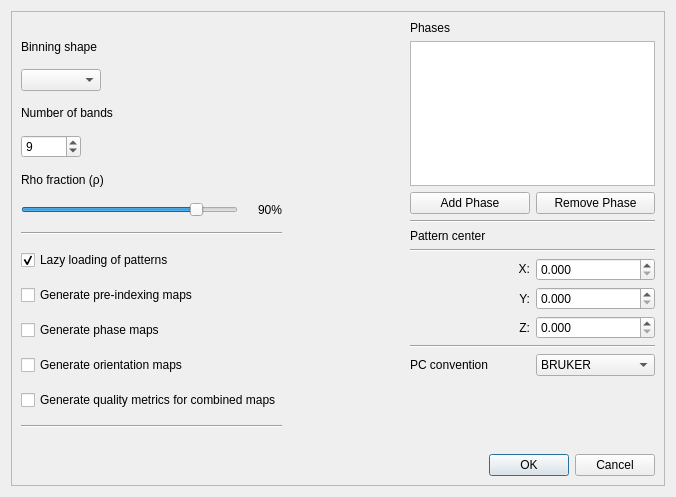
Qt form ui/hi_setup.ui (EBSP-Indexer/EBSP-Indexer) before a commit.
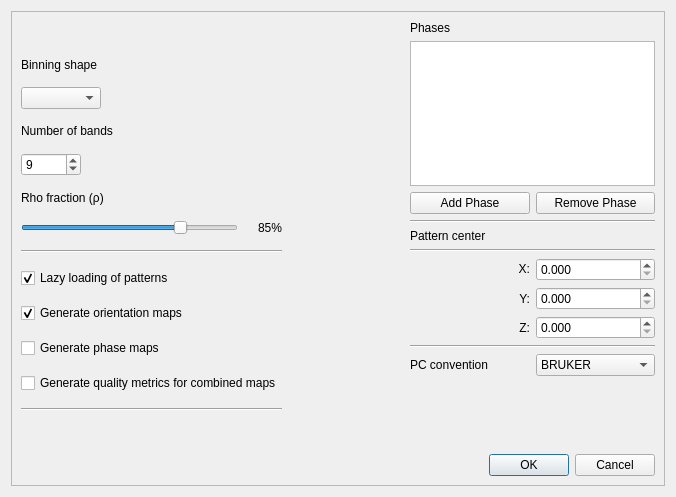
The same form after that commit.

Diff of the .ui file:
```diff
--- a/ui/hi_setup.ui
+++ b/ui/hi_setup.ui
@@ -121,7 +121,7 @@
                <number>100</number>
               </property>
               <property name="value">
-               <number>90</number>
+               <number>85</number>
               </property>
               <property name="orientation">
                <enum>Qt::Horizontal</enum>
@@ -131,7 +131,7 @@
             <item>
              <widget class="QLabel" name="labelRho">
               <property name="text">
-               <string>90%</string>
+               <string>85%</string>
               </property>
              </widget>
             </item>
@@ -162,25 +162,21 @@
           </property>
          </widget>
         </item>
-        <item>
-         <widget class="QCheckBox" name="checkBoxPre">
-          <property name="text">
-           <string>Generate pre-indexing maps</string>
-          </property>
-         </widget>
-        </item>
-        <item>
-         <widget class="QCheckBox" name="checkBoxPhase">
-          <property name="text">
-           <string>Generate phase maps</string>
-          </property>
-         </widget>
-        </item>
         <item>
          <widget class="QCheckBox" name="checkBoxOrientation">
           <property name="text">
            <string>Generate orientation maps</string>
           </property>
+          <property name="checked">
+           <bool>true</bool>
+          </property>
+         </widget>
+        </item>
+        <item>
+         <widget class="QCheckBox" name="checkBoxPhase">
+          <property name="text">
+           <string>Generate phase maps</string>
+          </property>
          </widget>
         </item>
         <item>
```
Left out of the diff: 2 changed lines with no effect on the pictures.
